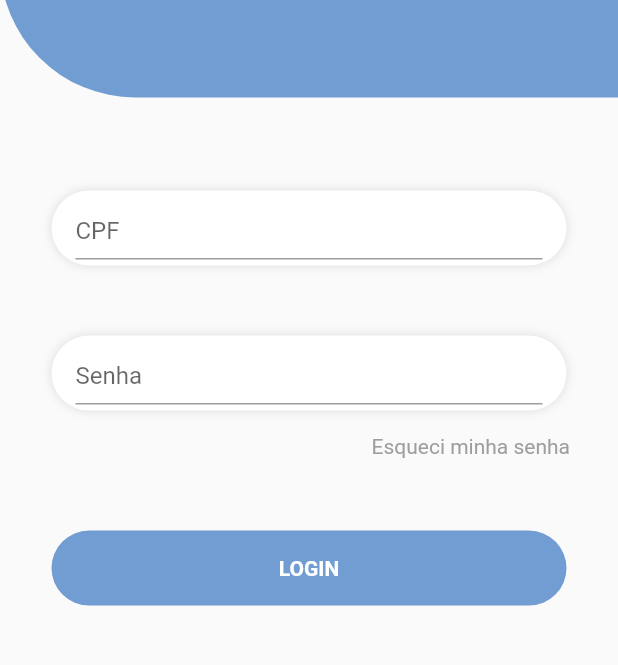
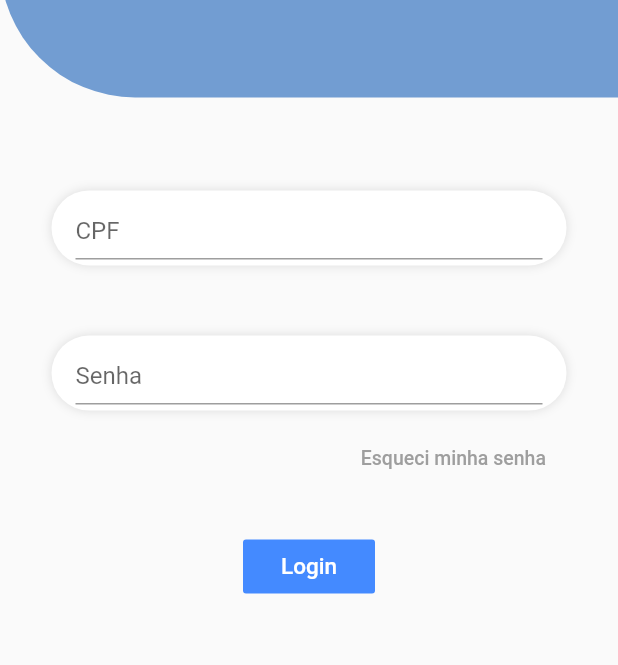
Before and after one commit to Gabriel-dev2/takecareappflutter, a Flutter app: the screen it shows after launch, on a phone screen of 412 x 824 dp, the part 397-1062 px from its top. Run offline on Flutter 3.47's test engine with Material 2 defaults, Android fonts, the phone set to English and light mode, and no system bars.

Commit message:
APP-02 Adição de comentários para ajudar no entendimento do código

```diff
--- a/lib/homePage.dart
+++ b/lib/homePage.dart
@@ -1,5 +1,5 @@
 import 'package:flutter/material.dart';
-import 'package:takecare/animations/fadeAnimation.dart';
+import 'package:http/http.dart' as http;
 
 class HomePage extends StatefulWidget {
   //Criação de Estado
@@ -11,11 +11,15 @@ class HomePage extends StatefulWidget {
 class _HomePageState extends State<HomePage> {
   @override
   Widget build(BuildContext context) {
-    // TODO: implement build
+    // Construção do context do app
     return new Scaffold(
+      // Criando objeto container do corpo
       body: new Container(
+        // Criando coluna principal, ela é a coluna reponsável por manter toda a estrutura do corpo
         child: Column(
+          // Lista dos widgets
           children: <Widget>[
+            // Container do logo
             Container(
               width: MediaQuery.of(context).size.width,
               height: MediaQuery.of(context).size.height/2.5,
@@ -115,7 +119,9 @@ class _HomePageState extends State<HomePage> {
                 ],
               ),
             ),
-            Align(
+            FlatButton(
+                onPressed: null,
+                child: Align(
                     alignment: Alignment.centerRight,
                     child: Padding(
                       padding: const EdgeInsets.only(
@@ -123,9 +129,11 @@ class _HomePageState extends State<HomePage> {
                       ),
                       child: Text("Esqueci minha senha",
                           style: TextStyle(
-                  color: Colors.grey
+                              color: Colors.grey,
+                              fontSize: 13.0
+                          ),
+                      ),
                     )
-                ),
                 )
             ),
 
@@ -133,32 +141,20 @@ class _HomePageState extends State<HomePage> {
               padding: EdgeInsets.only(top: 32),
               child: Column(
                 children: <Widget>[
-                  Container(
-                    width: MediaQuery.of(context).size.width/1.2,
-                    height: 50,
-                    margin: EdgeInsets.only(top: 16),
-                    padding: EdgeInsets.only(
-                        top: 4, left: 16, right: 16, bottom: 4
+                FlatButton(
+                  color: Colors.blueAccent,
+                  textColor: Colors.white,
+                  disabledColor: Colors.grey,
+                  disabledTextColor: Colors.black,
+                  padding: EdgeInsets.all(8.0),
+                  splashColor: Colors.blueAccent,
+                  onPressed: () {
+
+                  },
+                  child: Text(
+                    "Login",
+                    style: TextStyle(fontSize: 15.0),
                   ),
-                    decoration: BoxDecoration(
-                        gradient: LinearGradient(
-                          colors: [
-                              Color(0xFF729dd2),
-                              Color(0xFF729dd2)
-                          ]
-                      ),
-                          borderRadius: BorderRadius.all(
-                          Radius.circular(50)
-                          )
-                    ),
-                    child: Center(
-                        child: Text("Login".toUpperCase(),
-                          style: TextStyle(
-                              color: Colors.white,
-                              fontWeight: FontWeight.bold
-                          ),
-                        )
-                    )
                 )
                 ],
               ),
```
Lines whose indentation alone changed are shown as unchanged.
